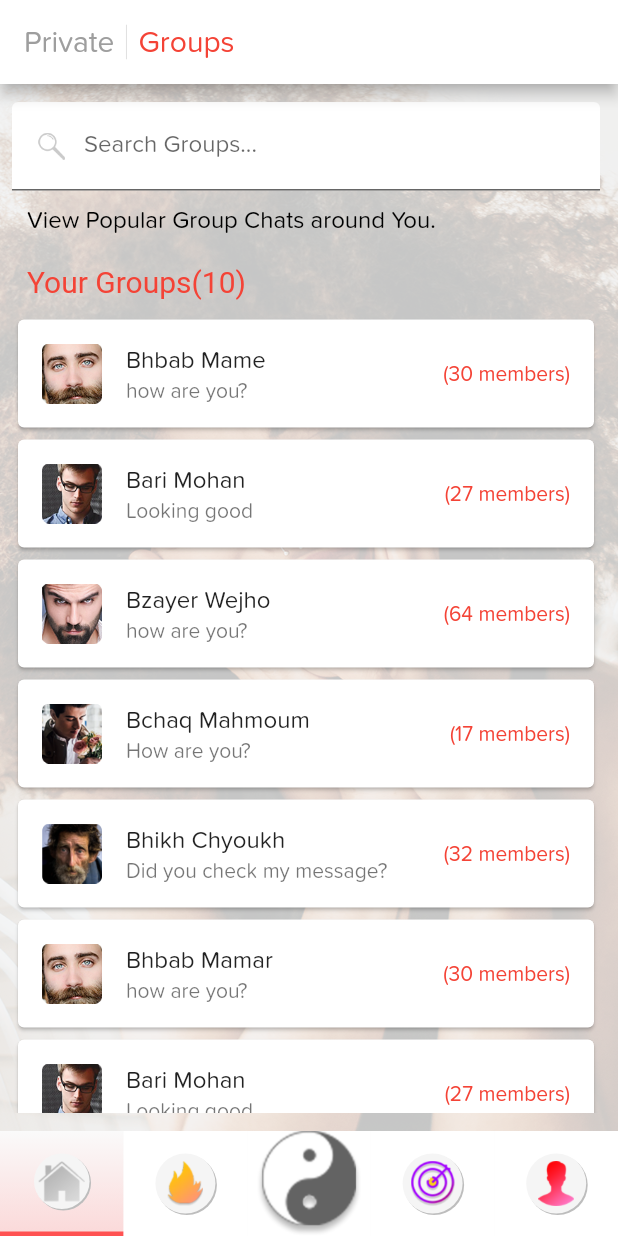
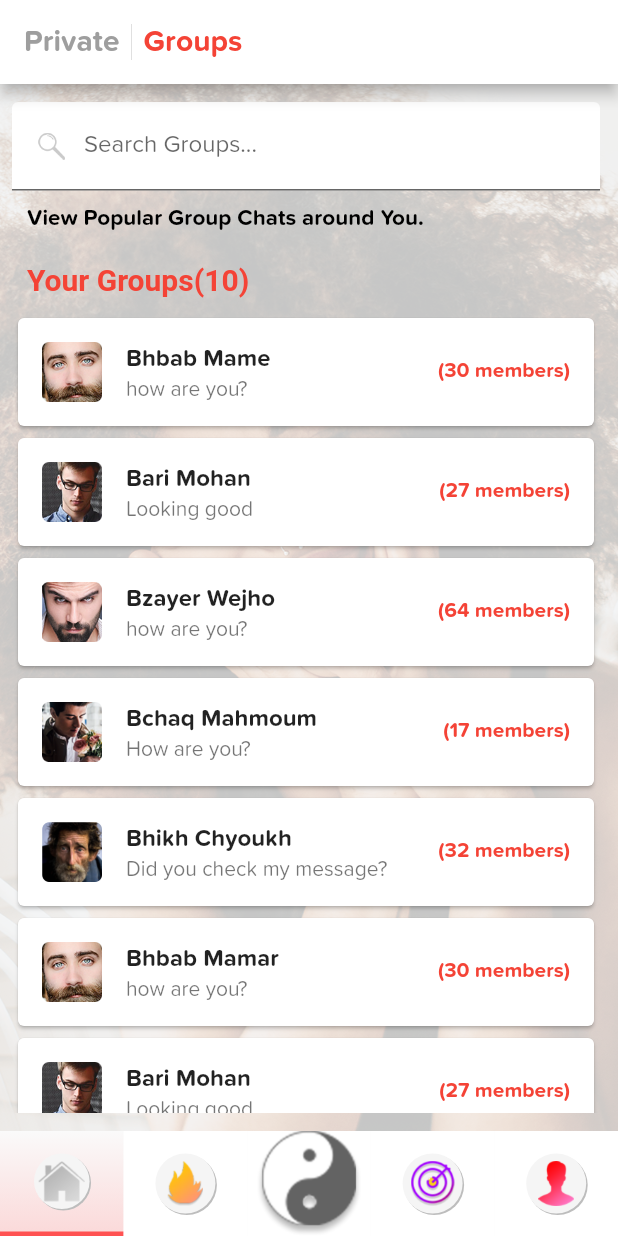
Before and after one commit to Sigilai5/YingYang, a Flutter app: the screen it shows after launch, after a tap on "Groups", on a phone screen of 412 x 824 dp. Run offline on Flutter 3.47's test engine with Material 2 defaults, Android fonts, the phone set to English and light mode, and no system bars; Roboto replaces fonts that are missing (Arial).

Commit message:
Added fontFamily to text

```diff
--- a/lib/main.dart
+++ b/lib/main.dart
@@ -15,6 +15,7 @@ class MyApp extends StatelessWidget {
       },
       title: 'Flutter Demo',
       theme: ThemeData(
+      fontFamily: 'Proxima',
         // This is the theme of your application.
         //
         // Try running your application with "flutter run". You'll see the
--- a/lib/modules/private_group_screen/group.dart
+++ b/lib/modules/private_group_screen/group.dart
@@ -31,10 +31,10 @@ class _DashboardState extends State<Group> {
                     onTap: (){
                       Navigator.pushNamed(context, "/private");
                     },
-                    child: Text("Private",style: TextStyle(color: Colors.grey),),
+                    child: Text("Private",style: TextStyle(color: Colors.grey,fontWeight: FontWeight.bold,),),
                   ),
                   VerticalDivider(),
-                  Text("Groups",style: TextStyle(color: Colors.red),),
+                  Text("Groups",style: TextStyle(color: Colors.red,fontWeight: FontWeight.bold,),),
                 ],
               )
               ,)
@@ -65,8 +65,9 @@ class _DashboardState extends State<Group> {
                     Padding(
                       padding: const EdgeInsets.all(10.0),
                       child: Text("View Popular Group Chats around You.",style: TextStyle(
-                        fontSize: 16,
+                        fontSize: 15,
                         fontFamily: 'Proxima',
+                        fontWeight: FontWeight.bold,
                         color: Colors.black,
                       ),
                       ),
@@ -83,6 +84,7 @@ class _DashboardState extends State<Group> {
                       Text(groups_count,style: TextStyle(
                         fontSize: 20,
                         fontFamily: 'Arial',
+                        fontWeight: FontWeight.bold,
                         color: Colors.red,
                       ),
                       ),
@@ -100,10 +102,10 @@ class _DashboardState extends State<Group> {
                       itemBuilder: (context, index){
                         return Card(
                           child: ListTile(
-                            title: Text(titles[index]),
+                            title: Text(titles[index],style: TextStyle(fontWeight: FontWeight.bold,),),
                             subtitle: Text(subtitles[index],overflow: TextOverflow.ellipsis,),
                             leading: Image.asset(leadings[index],height: 40,width: 40,),
-                            trailing: Text(trailing[index],style: TextStyle(color: Colors.red),),
+                            trailing: Text(trailing[index],style: TextStyle(color: Colors.red,fontWeight: FontWeight.bold,),),
                           ),
                         );
                       },
--- a/lib/modules/private_group_screen/private.dart
+++ b/lib/modules/private_group_screen/private.dart
@@ -26,13 +26,13 @@ class _DashboardState extends State<Private> {
             child: Row(
               mainAxisAlignment: MainAxisAlignment.start,
           children: [
-            Text("Private",style: TextStyle(color: Colors.red),),
+            Text("Private",style: TextStyle(color: Colors.red,fontWeight: FontWeight.bold,),),
             VerticalDivider(),
             GestureDetector(
               onTap: (){
                 Navigator.pushNamed(context, "/group");
               },
-              child: Text("Groups",style: TextStyle(color: Colors.grey),),
+              child: Text("Groups",style: TextStyle(color: Colors.grey,fontWeight: FontWeight.bold,),),
             ),
 
           ],
@@ -67,6 +67,7 @@ class _DashboardState extends State<Private> {
                    child: Text("Matches",style: TextStyle(
                      fontSize: 20,
                      fontFamily: 'Proxima',
+                     fontWeight: FontWeight.bold,
                      color: Colors.black,
                    ),
                    ),
@@ -75,6 +76,7 @@ class _DashboardState extends State<Private> {
 
                 ],
               ),
+
               Container(
                 height: 85,
                 child: Expanded(
@@ -90,7 +92,7 @@ class _DashboardState extends State<Private> {
                               child: Column(
                                 children: [
                                   ListTile(
-                                    title: Text(titles[i]),
+                                    title: Text(titles[i],style: TextStyle(fontWeight: FontWeight.bold,),),
                                     subtitle: Text(subtitles[i],overflow: TextOverflow.ellipsis,),
                                     leading: Image.asset(leadings[i],height: 40,width: 40,),
                                   ),
@@ -117,6 +119,7 @@ class _DashboardState extends State<Private> {
                     Text(message_count,style: TextStyle(
                       fontSize: 20,
                       fontFamily: 'Arial',
+                      fontWeight: FontWeight.bold,
                       color: Colors.red,
                     ),
                     ),
@@ -133,7 +136,7 @@ class _DashboardState extends State<Private> {
                     itemBuilder: (context, index){
                       return Card(
                         child: ListTile(
-                          title: Text(titles[index]),
+                          title: Text(titles[index],style: TextStyle(fontWeight: FontWeight.bold,),),
                           subtitle: Text(subtitles[index],overflow: TextOverflow.ellipsis,),
                           leading: Image.asset(leadings[index],height: 40,width: 40,),
                         ),
```
Also changed, not shown: pubspec.yaml (line endings or trailing spaces).
